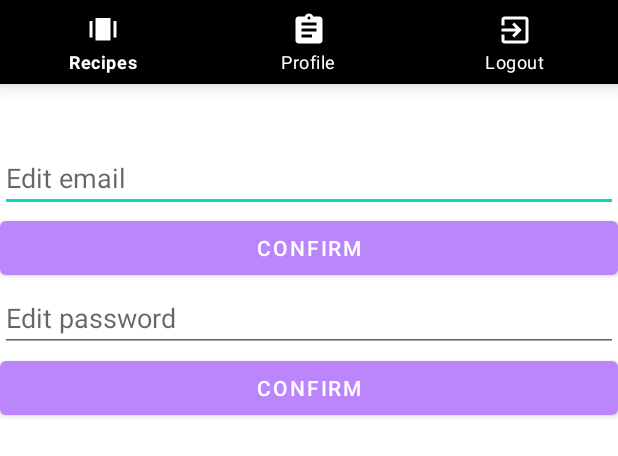
After one commit to StephenHalligan/MobProgNativeProject-ChefSwipe, an Android app: the layout activity_profile.xml on its own in the app's theme, with its tools: preview values and no code run, on a phone screen of 412 x 824 dp. The commit adds this screen. Shown: the top 456 px of the screen. Run offline under Robolectric (Android 15) with nearby library versions, the phone set to English and light mode, and no system bars.

Commit message:
Added profile activity to change email/password

```diff
--- a/ChefSwipe/app/src/main/AndroidManifest.xml
+++ b/ChefSwipe/app/src/main/AndroidManifest.xml
@@ -21,6 +21,10 @@
             android:exported="false" />
 
         <activity
+            android:name=".ProfileActivity"
+            android:exported="false" />
+
+        <activity
             android:name=".ChooseLoginOrRegisterActivity"
             android:exported="true">
             <intent-filter>
@@ -31,7 +35,7 @@
 
         <activity
             android:name=".MainActivity"
-            android:exported="true" />
+            android:exported="false" />
 
     </application>
 
--- a/ChefSwipe/app/src/main/java/com/example/chefswipe/Cards.java
+++ b/ChefSwipe/app/src/main/java/com/example/chefswipe/Cards.java
@@ -21,8 +21,5 @@ public class Cards {
     public String getRecipeName() {
         return recipeName;
     }
-    public void setRecipeName(String recipeName) {
-        this.recipeName = recipeName;
-    }
 
 }
--- /dev/null
+++ b/ChefSwipe/app/src/main/res/layout/activity_profile.xml
@@ -0,0 +1,49 @@
+<?xml version="1.0" encoding="utf-8"?>
+<LinearLayout xmlns:android="http://schemas.android.com/apk/res/android"
+    xmlns:app="http://schemas.android.com/apk/res-auto"
+    xmlns:tools="http://schemas.android.com/tools"
+    android:layout_width="match_parent"
+    android:layout_height="match_parent"
+    tools:context=".ProfileActivity"
+    android:orientation="vertical">
+
+
+    <com.google.android.material.bottomnavigation.BottomNavigationView
+        android:id="@+id/bottom_navigation"
+        android:layout_width="match_parent"
+        android:layout_height="wrap_content"
+        app:itemIconTint="@color/white"
+        app:itemTextColor="#ffff"
+        android:background="#000000"
+        app:layout_constraintTop_toTopOf="parent"
+        app:layout_constraintLeft_toLeftOf="parent"
+        app:layout_constraintRight_toRightOf="parent"
+        app:menu="@menu/menu" />
+
+    <EditText
+        android:paddingTop="50dp"
+        android:layout_width="match_parent"
+        android:layout_height="wrap_content"
+        android:hint="Edit email"
+        android:id="@+id/Editname"/>
+
+    <Button
+        android:layout_width="match_parent"
+        android:layout_height="wrap_content"
+        android:text="Confirm"
+        android:id="@+id/EditnameButton"/>
+
+    <EditText
+        android:layout_width="match_parent"
+        android:layout_height="wrap_content"
+        android:hint="Edit password"
+        android:id="@+id/Editpassword"/>
+
+    <Button
+        android:layout_width="match_parent"
+        android:layout_height="wrap_content"
+        android:text="Confirm"
+        android:id="@+id/EditpasswordButton"/>
+
+
+</LinearLayout>
--- a/ChefSwipe/app/src/main/res/menu/menu.xml
+++ b/ChefSwipe/app/src/main/res/menu/menu.xml
@@ -7,7 +7,7 @@
     <item
         android:id="@+id/ic_newspage"
         android:icon="@drawable/newspage"
-        android:title="Feed"/>
+        android:title="Profile"/>
     <item
         android:id="@+id/ic_logoutpage"
         android:icon="@drawable/logoutpage"
```
Also changed, not shown: ChefSwipe/app/src/main/java/com/example/chefswipe/ChooseLoginOrRegisterActivity.kt (+0 -11 lines), ChefSwipe/app/src/main/java/com/example/chefswipe/LoginActivity.kt (+2 -17 lines), ChefSwipe/app/src/main/java/com/example/chefswipe/MainActivity.kt (+9 -21 lines), ChefSwipe/app/src/main/java/com/example/chefswipe/NewsActivity.kt (deleted, +0 -74 lines), ChefSwipe/app/src/main/java/com/example/chefswipe/ProfileActivity.kt (added, +111 -0 lines), ChefSwipe/app/src/main/java/com/example/chefswipe/RegisterActivity.kt (+0 -8 lines), ChefSwipe/app/src/main/res/layout/activity_news.xml (deleted, +0 -28 lines), 2 other files.
